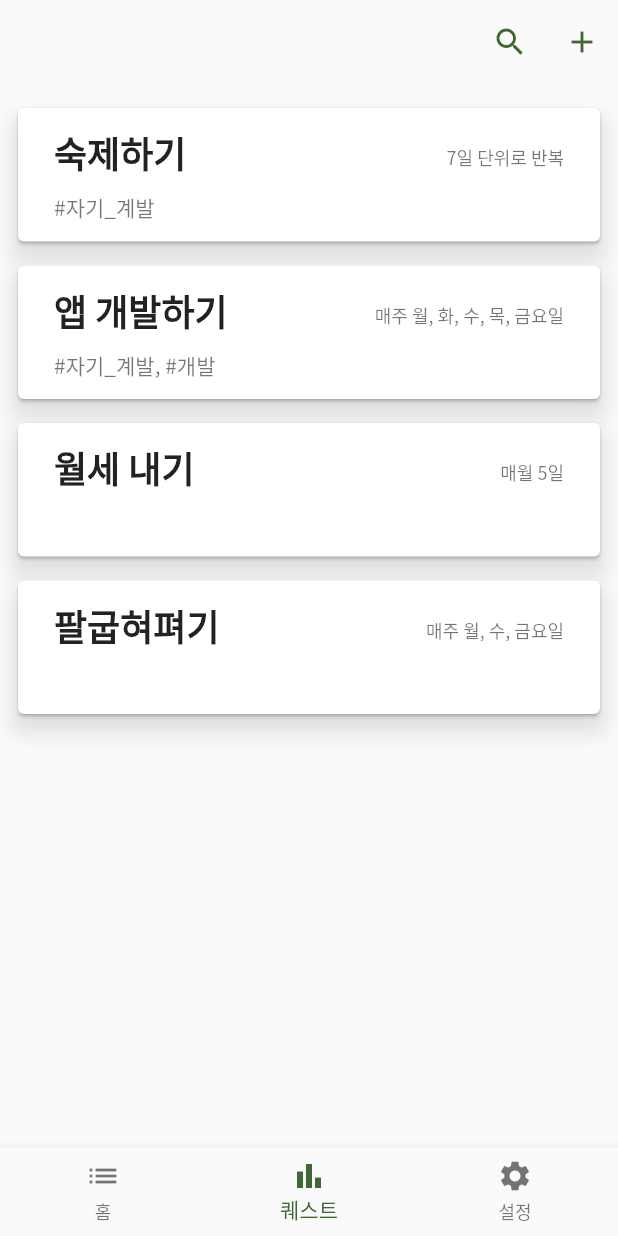
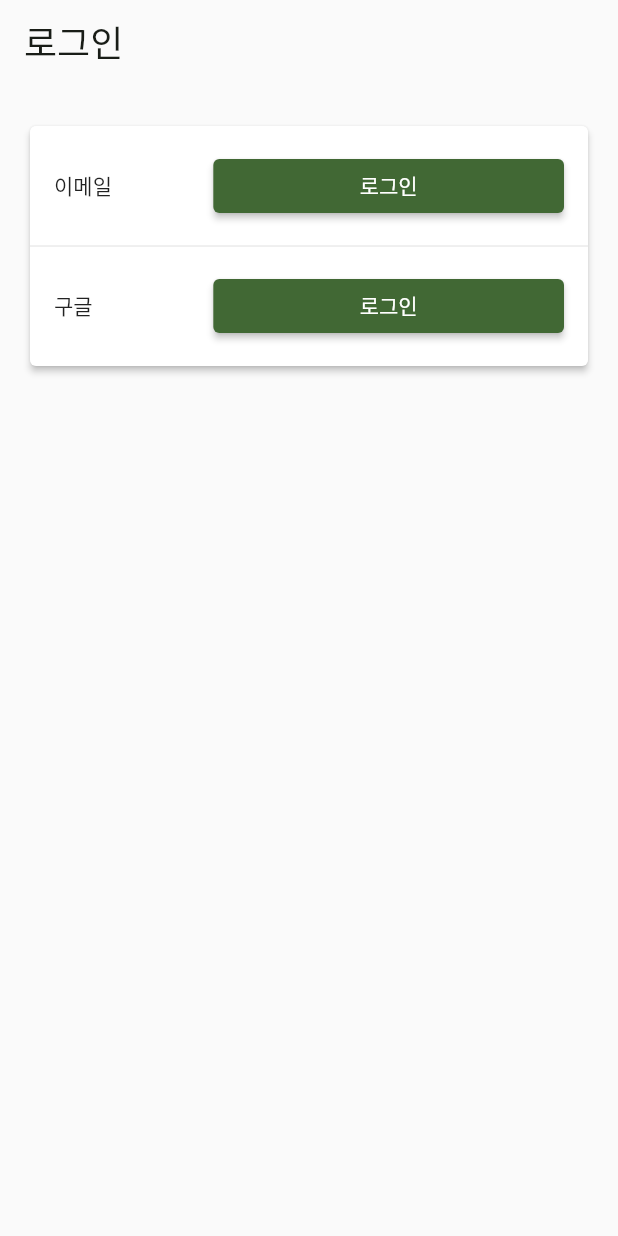
Before and after one commit to lockcept/Quelendar, a Flutter app: the screen it shows after launch, on a phone screen of 412 x 824 dp. Run offline on Flutter 3.47's test engine with Material 2 defaults, Android fonts, the light colour scheme and no system bars; our stand-ins replace firebase_auth, firebase_core, jiffy, nanoid, numberpicker; accounts and stored records are empty.

Commit message:
feat: 구글 로그인

```diff
--- /dev/null
+++ b/lib/auth_view.dart
@@ -0,0 +1,58 @@
+import 'package:flutter/material.dart';
+import 'package:provider/provider.dart';
+import 'package:quelendar/provider/firebase_provider.dart';
+import 'package:quelendar/util/card_table.dart';
+
+class AuthView extends StatelessWidget {
+  const AuthView({super.key});
+
+  @override
+  Widget build(BuildContext context) {
+    final firebaseProvider = context.watch<FirebaseProvider>();
+
+    return Scaffold(
+      appBar: AppBar(
+        backgroundColor: Theme.of(context).scaffoldBackgroundColor,
+        titleTextStyle: TextStyle(
+          fontSize: 24,
+          color: Theme.of(context).colorScheme.onBackground,
+        ),
+        title: const Text("로그인"),
+        elevation: 0.0,
+      ),
+      body: Padding(
+        padding: const EdgeInsets.all(16.0),
+        child: ListView(children: [
+          CardTable(data: {
+            '이메일': ElevatedButton(
+              onPressed: () async {
+                showDialog(
+                  context: context,
+                  builder: (BuildContext context) {
+                    return AlertDialog(
+                      content: const Text("구현 중"),
+                      actions: [
+                        TextButton(
+                          onPressed: () {
+                            Navigator.of(context).pop();
+                          },
+                          child: const Text('확인'),
+                        ),
+                      ],
+                    );
+                  },
+                );
+              },
+              child: const Text("로그인"),
+            ),
+            '구글': ElevatedButton(
+                onPressed: () async {
+                  await firebaseProvider.signInWithGoogle();
+                },
+                child: const Text("로그인"))
+          }),
+        ]),
+      ),
+    );
+  }
+}
--- a/lib/body/home_body.dart
+++ b/lib/body/home_body.dart
@@ -3,8 +3,8 @@ import 'package:jiffy/jiffy.dart';
 import 'package:provider/provider.dart';
 import 'package:quelendar/item/filter_view.dart';
 import 'package:quelendar/item/mission_item.dart';
-import 'package:quelendar/preference_provider.dart';
-import 'package:quelendar/quest_provider.dart';
+import 'package:quelendar/provider/preference_provider.dart';
+import 'package:quelendar/provider/quest_provider.dart';
 import 'package:quelendar/util/calculate_focus_color.dart';
 
 class HomeBody extends StatelessWidget {
--- a/lib/body/quest_body.dart
+++ b/lib/body/quest_body.dart
@@ -3,8 +3,8 @@ import 'package:provider/provider.dart';
 import 'package:quelendar/item/filter_view.dart';
 import 'package:quelendar/item/quest_edit_view.dart';
 import 'package:quelendar/item/quest_item.dart';
-import 'package:quelendar/preference_provider.dart';
-import 'package:quelendar/quest_provider.dart';
+import 'package:quelendar/provider/preference_provider.dart';
+import 'package:quelendar/provider/quest_provider.dart';
 import 'package:quelendar/util/calculate_focus_color.dart';
 
 class QuestBody extends StatelessWidget {
--- a/lib/item/filter_view.dart
+++ b/lib/item/filter_view.dart
@@ -1,6 +1,6 @@
 import 'package:flutter/material.dart';
 import 'package:provider/provider.dart';
-import 'package:quelendar/preference_provider.dart';
+import 'package:quelendar/provider/preference_provider.dart';
 import 'package:quelendar/util/card_table.dart';
 
 class FilterView extends StatefulWidget {
--- a/lib/item/mission_edit_view.dart
+++ b/lib/item/mission_edit_view.dart
@@ -5,7 +5,7 @@ import 'package:provider/provider.dart';
 import 'package:quelendar/item/task_edit_view.dart';
 import 'package:quelendar/item/task_item.dart';
 import 'package:quelendar/quest.dart';
-import 'package:quelendar/quest_provider.dart';
+import 'package:quelendar/provider/quest_provider.dart';
 import 'package:quelendar/util/card_table.dart';
 import 'package:quelendar/util/get_format_string.dart';
 
--- a/lib/item/mission_item.dart
+++ b/lib/item/mission_item.dart
@@ -1,7 +1,7 @@
 import 'package:flutter/material.dart';
 import 'package:provider/provider.dart';
 import 'package:quelendar/item/mission_edit_view.dart';
-import 'package:quelendar/quest_provider.dart';
+import 'package:quelendar/provider/quest_provider.dart';
 import 'package:quelendar/util/get_format_string.dart';
 
 class MissionItem extends StatelessWidget {
--- a/lib/item/quest_edit_view.dart
+++ b/lib/item/quest_edit_view.dart
@@ -6,7 +6,7 @@ import 'package:provider/provider.dart';
 import 'package:quelendar/item/mission_item.dart';
 import 'package:quelendar/item/quest_item.dart';
 import 'package:quelendar/quest.dart';
-import 'package:quelendar/quest_provider.dart';
+import 'package:quelendar/provider/quest_provider.dart';
 import 'package:quelendar/util/card_table.dart';
 import 'package:quelendar/util/days_selector.dart';
 import 'package:quelendar/util/get_format_string.dart';
--- a/lib/item/quest_item.dart
+++ b/lib/item/quest_item.dart
@@ -2,7 +2,7 @@ import 'package:flutter/material.dart';
 import 'package:provider/provider.dart';
 import 'package:quelendar/item/quest_edit_view.dart';
 import 'package:quelendar/quest.dart';
-import 'package:quelendar/quest_provider.dart';
+import 'package:quelendar/provider/quest_provider.dart';
 
 String? getRepeatMessage(RepeatCycle repeatCycle, List<int> repeatData) {
   try {
--- a/lib/item/task_edit_view.dart
+++ b/lib/item/task_edit_view.dart
@@ -5,7 +5,7 @@ import 'package:flutter/services.dart';
 import 'package:jiffy/jiffy.dart';
 import 'package:provider/provider.dart';
 import 'package:quelendar/quest.dart';
-import 'package:quelendar/quest_provider.dart';
+import 'package:quelendar/provider/quest_provider.dart';
 import 'package:quelendar/util/card_table.dart';
 import 'package:quelendar/util/clock_scroll_row.dart';
 import 'package:quelendar/util/get_format_string.dart';
--- a/lib/item/task_item.dart
+++ b/lib/item/task_item.dart
@@ -1,7 +1,7 @@
 import 'package:flutter/material.dart';
 import 'package:provider/provider.dart';
 import 'package:quelendar/item/task_edit_view.dart';
-import 'package:quelendar/quest_provider.dart';
+import 'package:quelendar/provider/quest_provider.dart';
 
 class TaskItem extends StatelessWidget {
   final String taskId;
--- /dev/null
+++ b/lib/provider/firebase_provider.dart
@@ -0,0 +1,41 @@
+import 'package:flutter/foundation.dart';
+import 'package:firebase_auth/firebase_auth.dart';
+
+class FirebaseProvider with ChangeNotifier {
+  User? user;
+
+  FirebaseProvider() {
+    FirebaseAuth.instance.idTokenChanges().listen((User? googleUser) async {
+      if (googleUser == null) {
+        if (user == null) return;
+
+        user = null;
+        debugPrint('로그아웃 성공');
+
+        notifyListeners();
+      } else {
+        if (user?.uid == googleUser.uid) return;
+
+        user = googleUser;
+        debugPrint('로그인 성공 ${user?.displayName ?? ""}');
+        notifyListeners();
+      }
+    });
+  }
+
+  Future<void> signOutWithGoogle() async {
+    await FirebaseAuth.instance.signOut();
+  }
+
+  Future<void> signInWithGoogle() async {
+    if (kIsWeb) {
+      // 웹
+      GoogleAuthProvider googleProvider = GoogleAuthProvider();
+
+      await FirebaseAuth.instance.signInWithPopup(googleProvider);
+    } else {
+      debugPrint("앱");
+      // 앱
+    }
+  }
+}
--- a/lib/quelendar.dart
+++ b/lib/quelendar.dart
@@ -1,5 +1,8 @@
 import 'package:flutter/material.dart';
+import 'package:provider/provider.dart';
+import 'package:quelendar/auth_view.dart';
 import 'package:quelendar/body/home_body.dart';
+import 'package:quelendar/provider/firebase_provider.dart';
 
 import 'body/quest_body.dart';
 import 'body/setting_body.dart';
@@ -12,7 +15,7 @@ class Quelendar extends StatefulWidget {
 }
 
 class QuelendarState extends State<Quelendar> {
-  int currentPageIndex = 1;
+  int currentPageIndex = 0;
 
   final bodyList = <Widget>[
     const HomeBody(),
@@ -22,6 +25,9 @@ class QuelendarState extends State<Quelendar> {
 
   @override
   Widget build(BuildContext context) {
+    final firebaseProvider = context.watch<FirebaseProvider>();
+    if (firebaseProvider.user == null) return const AuthView();
+
     return Scaffold(
       bottomNavigationBar: BottomNavigationBar(
         onTap: (int index) {
--- a/pubspec.yaml
+++ b/pubspec.yaml
@@ -13,6 +13,8 @@ dependencies:
   collection: 1.17.2
   jiffy: 6.2.1
   firebase_core: 2.15.1
+  cloud_firestore: 4.9.1
+  firebase_auth: 4.9.0
 dev_dependencies:
   flutter_test:
     sdk: flutter
```
Also changed, not shown: lib/body/setting_body.dart (+10 -1 lines), lib/main.dart (+13 -3 lines), lib/firebase_options.dart, lib/provider/preference_provider.dart (renamed from lib/preference_provider.dart), lib/provider/quest_provider.dart (renamed from lib/quest_provider.dart), pubspec.lock, 8 other files.
